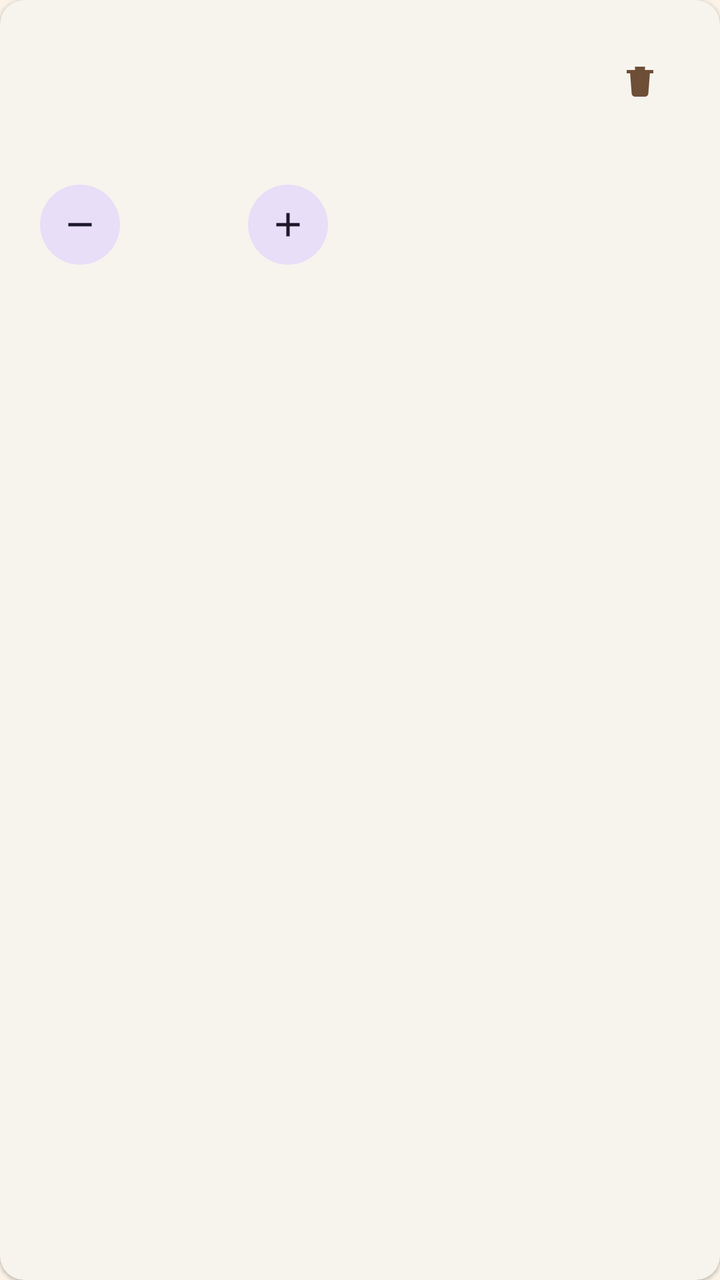
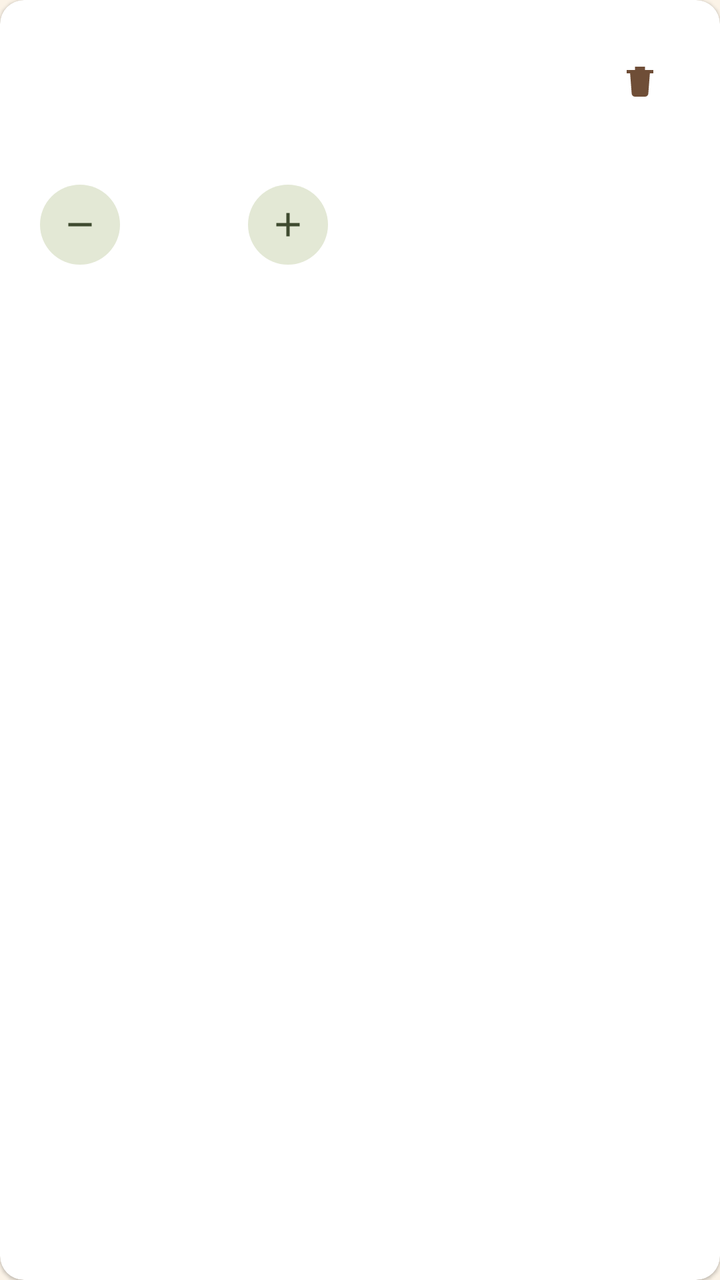

Two renders of the same Android screen: before a commit and after it. Below are the layout's source before the change and the commit's diff.
<!-- AndroidManifest.xml: application theme Theme.Jojos_Cup_Of_Jo -->
<!-- res/layout/item_cart_product.xml -->
<?xml version="1.0" encoding="utf-8"?>
<com.google.android.material.card.MaterialCardView
    xmlns:android="http://schemas.android.com/apk/res/android"
    xmlns:app="http://schemas.android.com/apk/res-auto"
    android:layout_width="match_parent"
    android:layout_height="wrap_content"
    android:layout_marginHorizontal="@dimen/spacing_md"
    android:layout_marginVertical="@dimen/spacing_sm"
    app:cardCornerRadius="@dimen/card_corner_radius"
    app:cardElevation="1dp"
    app:strokeWidth="0dp">

    <LinearLayout
        android:layout_width="match_parent"
        android:layout_height="wrap_content"
        android:orientation="vertical"
        android:padding="@dimen/spacing_md">

        <LinearLayout
            android:layout_width="match_parent"
            android:layout_height="wrap_content"
            android:gravity="center_vertical"
            android:orientation="horizontal">

            <TextView
                android:id="@+id/cart_item_name"
                android:layout_width="0dp"
                android:layout_height="wrap_content"
                android:layout_weight="1"
                android:textAppearance="@style/TextAppearance.Material3.TitleMedium"
                android:textColor="?attr/colorOnSurface" />

            <com.google.android.material.button.MaterialButton
                android:id="@+id/cart_item_delete"
                style="@style/Widget.Material3.Button.IconButton"
                android:layout_width="wrap_content"
                android:layout_height="wrap_content"
                app:icon="@drawable/ic_delete"
                app:iconTint="?attr/colorPrimary" />

        </LinearLayout>

        <TextView
            android:id="@+id/cart_item_unit_price"
            android:layout_width="match_parent"
            android:layout_height="wrap_content"
            android:textAppearance="@style/TextAppearance.Material3.BodySmall"
            android:textColor="?attr/colorOnSurfaceVariant" />

        <LinearLayout
            android:layout_width="match_parent"
            android:layout_height="wrap_content"
            android:layout_marginTop="@dimen/spacing_sm"
            android:gravity="center_vertical"
            android:orientation="horizontal">

            <com.google.android.material.button.MaterialButton
                android:id="@+id/cart_item_decrement"
                style="@style/Widget.Material3.Button.IconButton.Filled.Tonal"
                android:layout_width="wrap_content"
                android:layout_height="wrap_content"
                app:icon="@drawable/ic_remove" />

            <TextView
                android:id="@+id/cart_item_quantity"
                android:layout_width="wrap_content"
                android:layout_height="wrap_content"
                android:layout_marginHorizontal="@dimen/spacing_md"
                android:minWidth="24dp"
                android:gravity="center"
                android:textAppearance="@style/TextAppearance.Material3.TitleMedium" />

            <com.google.android.material.button.MaterialButton
                android:id="@+id/cart_item_increment"
                style="@style/Widget.Material3.Button.IconButton.Filled.Tonal"
                android:layout_width="wrap_content"
                android:layout_height="wrap_content"
                app:icon="@drawable/ic_add" />

            <TextView
                android:id="@+id/cart_item_line_total"
                android:layout_width="0dp"
                android:layout_height="wrap_content"
                android:layout_weight="1"
                android:gravity="end"
                android:textAppearance="@style/TextAppearance.Material3.TitleMedium"
                android:textColor="?attr/colorOnSurface" />

        </LinearLayout>

    </LinearLayout>

</com.google.android.material.card.MaterialCardView>
<!-- resources referenced by this layout -->
<resources>
  <dimen name="card_corner_radius">12dp</dimen>
  <dimen name="spacing_md">16dp</dimen>
  <dimen name="spacing_sm">8dp</dimen>
  <!-- drawable ic_add (drawable) -->
  <vector xmlns:android="http://schemas.android.com/apk/res/android"
      android:width="24dp"
      android:height="24dp"
      android:viewportWidth="24"
      android:viewportHeight="24">
      <path
          android:fillColor="#FF000000"
          android:pathData="M11,5H13V11H19V13H13V19H11V13H5V11H11Z" />
  </vector>
  <!-- drawable ic_delete (drawable) -->
  <vector xmlns:android="http://schemas.android.com/apk/res/android"
      android:width="24dp"
      android:height="24dp"
      android:viewportWidth="24"
      android:viewportHeight="24">
      <path
          android:fillColor="#FF000000"
          android:pathData="M6,7H18L17,20A2,2 0 0 1 15,22H9A2,2 0 0 1 7,20Z" />
      <path
          android:fillColor="#FF000000"
          android:pathData="M9,4H15V6H20V8H4V6H9Z" />
  </vector>
  <!-- drawable ic_remove (drawable) -->
  <vector xmlns:android="http://schemas.android.com/apk/res/android"
      android:width="24dp"
      android:height="24dp"
      android:viewportWidth="24"
      android:viewportHeight="24">
      <path
          android:fillColor="#FF000000"
          android:pathData="M5,11H19V13H5Z" />
  </vector>
  <style name="Theme.Jojos_Cup_Of_Jo" parent="Base.Theme.Jojos_Cup_Of_Jo" />
  <style name="Base.Theme.Jojos_Cup_Of_Jo" parent="Theme.Material3.DayNight.NoActionBar">
          <item name="colorPrimary">@color/coffee_mocha_700</item>
          <item name="colorOnPrimary">@color/coffee_cream_50</item>
          <item name="colorPrimaryContainer">@color/coffee_cream_200</item>
          <item name="colorOnPrimaryContainer">@color/coffee_espresso_900</item>
          <item name="colorSecondary">@color/sunflower_yellow_500</item>
          <item name="colorOnSecondary">@color/coffee_espresso_900</item>
          <item name="colorSurface">@color/coffee_cream_50</item>
          <item name="colorOnSurface">@color/coffee_espresso_900</item>
          <item name="android:colorBackground">@color/coffee_cream_100</item>
      </style>
  <color name="coffee_mocha_700">#6F4E37</color>
  <color name="coffee_cream_50">#FFFDF8</color>
  <color name="coffee_cream_200">#F3E4CF</color>
  <color name="coffee_espresso_900">#3B2519</color>
  <color name="sunflower_yellow_500">#E8A93A</color>
  <color name="coffee_cream_100">#FBF3E7</color>
</resources>

<!-- the commit's change to res/layout/item_cart_product.xml (unified diff, before → after) -->
@@ -6,6 +6,7 @@
     android:layout_height="wrap_content"
     android:layout_marginHorizontal="@dimen/spacing_md"
     android:layout_marginVertical="@dimen/spacing_sm"
+    app:cardBackgroundColor="@color/white"
     app:cardCornerRadius="@dimen/card_corner_radius"
     app:cardElevation="1dp"
     app:strokeWidth="0dp">
@@ -28,7 +29,7 @@
                 android:layout_height="wrap_content"
                 android:layout_weight="1"
                 android:textAppearance="@style/TextAppearance.Material3.TitleMedium"
-                android:textColor="?attr/colorOnSurface" />
+                android:textColor="@color/coffee_espresso_900" />
 
             <com.google.android.material.button.MaterialButton
                 android:id="@+id/cart_item_delete"
@@ -36,7 +37,8 @@
                 android:layout_width="wrap_content"
                 android:layout_height="wrap_content"
                 app:icon="@drawable/ic_delete"
-                app:iconTint="?attr/colorPrimary" />
+                app:iconTint="@color/coffee_mocha_700"
+                app:rippleColor="@color/sage_green_500" />
 
         </LinearLayout>
 
@@ -45,7 +47,7 @@
             android:layout_width="match_parent"
             android:layout_height="wrap_content"
             android:textAppearance="@style/TextAppearance.Material3.BodySmall"
-            android:textColor="?attr/colorOnSurfaceVariant" />
+            android:textColor="@color/coffee_mocha_500" />
 
         <LinearLayout
             android:layout_width="match_parent"
@@ -59,7 +61,8 @@
                 style="@style/Widget.Material3.Button.IconButton.Filled.Tonal"
                 android:layout_width="wrap_content"
                 android:layout_height="wrap_content"
-                app:icon="@drawable/ic_remove" />
+                app:icon="@drawable/ic_remove"
+                app:rippleColor="@color/sage_green_500" />
 
             <TextView
                 android:id="@+id/cart_item_quantity"
@@ -68,14 +71,16 @@
                 android:layout_marginHorizontal="@dimen/spacing_md"
                 android:minWidth="24dp"
                 android:gravity="center"
-                android:textAppearance="@style/TextAppearance.Material3.TitleMedium" />
+                android:textAppearance="@style/TextAppearance.Material3.TitleMedium"
+                android:textColor="@color/coffee_espresso_900" />
 
             <com.google.android.material.button.MaterialButton
                 android:id="@+id/cart_item_increment"
                 style="@style/Widget.Material3.Button.IconButton.Filled.Tonal"
                 android:layout_width="wrap_content"
                 android:layout_height="wrap_content"
-                app:icon="@drawable/ic_add" />
+                app:icon="@drawable/ic_add"
+                app:rippleColor="@color/sage_green_500" />
 
             <TextView
                 android:id="@+id/cart_item_line_total"
@@ -84,7 +89,7 @@
                 android:layout_weight="1"
                 android:gravity="end"
                 android:textAppearance="@style/TextAppearance.Material3.TitleMedium"
-                android:textColor="?attr/colorOnSurface" />
+                android:textColor="@color/coffee_espresso_900" />
 
         </LinearLayout>
 
<!-- resource entries referenced after the edit -->
@@ -44,15 +44,22 @@
           <item name="colorOnPrimaryContainer">@color/coffee_espresso_900</item>
           <item name="colorSecondary">@color/sunflower_yellow_500</item>
           <item name="colorOnSecondary">@color/coffee_espresso_900</item>
+          <item name="colorSecondaryContainer">@color/sage_green_100</item>
+          <item name="colorOnSecondaryContainer">@color/sage_green_800</item>
           <item name="colorSurface">@color/coffee_cream_50</item>
           <item name="colorOnSurface">@color/coffee_espresso_900</item>
           <item name="android:colorBackground">@color/coffee_cream_100</item>
       </style>
   <color name="coffee_mocha_700">#6F4E37</color>
+  <color name="sage_green_500">#8A9B6E</color>
+  <color name="white">#FFFFFFFF</color>
   <color name="coffee_cream_50">#FFFDF8</color>
   <color name="coffee_cream_200">#F3E4CF</color>
   <color name="coffee_espresso_900">#3B2519</color>
+  <color name="coffee_mocha_500">#8B6A4F</color>
   <color name="sunflower_yellow_500">#E8A93A</color>
+  <color name="sage_green_100">#E3E8D5</color>
+  <color name="sage_green_800">#3F4B30</color>
   <color name="coffee_cream_100">#FBF3E7</color>
 </resources>
 
